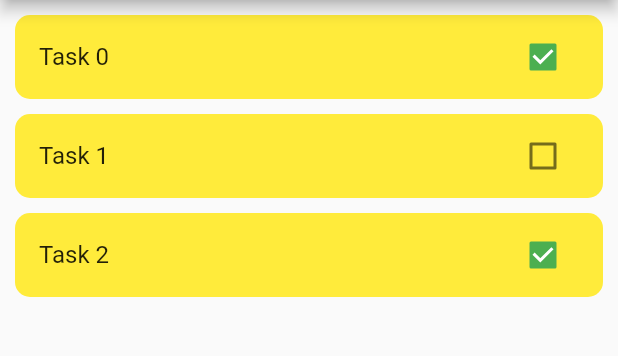
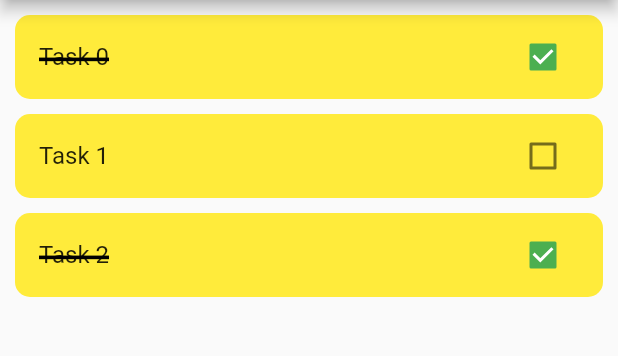
Before and after one commit to mossssama/DoIt, a Flutter app: the screen it shows after launch, on a phone screen of 412 x 824 dp, the part 84-440 px from its top. Run offline on Flutter 3.47's test engine with Material 2 defaults, Android fonts, the phone set to English and light mode, and no system bars.

Commit message:
Adding linethrough to finished toDos

```diff
--- a/lib/main.dart
+++ b/lib/main.dart
@@ -62,14 +62,21 @@ class _ToDoHomePageState extends State<ToDoHomePage> {
               child: ListTile(
                 onLongPress: (){ deleteToDo(index); },
                 onTap: (){openDialog(todoList[index].toDoTitle,ind:index,isDone: todoList[index].isDone);},
-                title: Text(todoList[index].toDoTitle),
+                title: Text(
+                  todoList[index].toDoTitle,
+                  style: TextStyle(decoration: todoList[index].isDone? TextDecoration.lineThrough: TextDecoration.none,
+                  decorationThickness: 3.0, // Adjust the thickness as needed
+                  decorationColor: Colors.black, // Line color
+                  ),
+                ),
                 trailing: Checkbox(
-                    checkColor: Colors.white,
-                    activeColor: Colors.green,
-                    value: todoList[index].isDone,
-                    onChanged: (value) {
-                      onCheck(todoList, index, value);
-                    }),
+                  checkColor: Colors.white,
+                  activeColor: Colors.green,
+                  value: todoList[index].isDone,
+                  onChanged: (value) {
+                    onCheck(todoList, index, value);
+                  }
+                ),
               ),
             ),
           );
```
